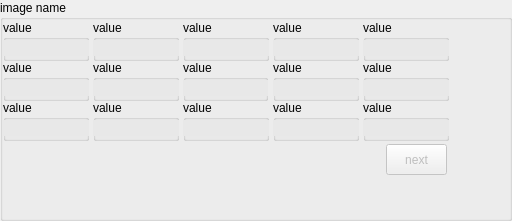
The window that code/display/implement/region/QtImageRegionStats.ui (radio-astro/casa) describes before a commit, drawn with Qt 5.
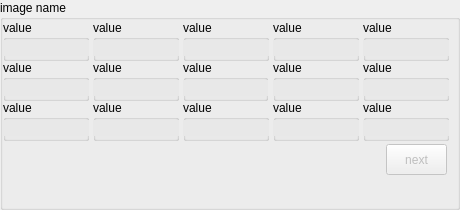
The same window after the commit.

The edit to the form file:
```diff
--- a/code/display/implement/region/QtImageRegionStats.ui
+++ b/code/display/implement/region/QtImageRegionStats.ui
@@ -6,10 +6,16 @@
    <rect>
     <x>0</x>
     <y>0</y>
-    <width>512</width>
-    <height>221</height>
+    <width>460</width>
+    <height>210</height>
    </rect>
   </property>
+  <property name="minimumSize">
+   <size>
+    <width>460</width>
+    <height>0</height>
+   </size>
+  </property>
   <property name="windowTitle">
    <string>GroupBox</string>
   </property>
```
Left out of the diff: 2 changed lines with no effect on the pictures.
